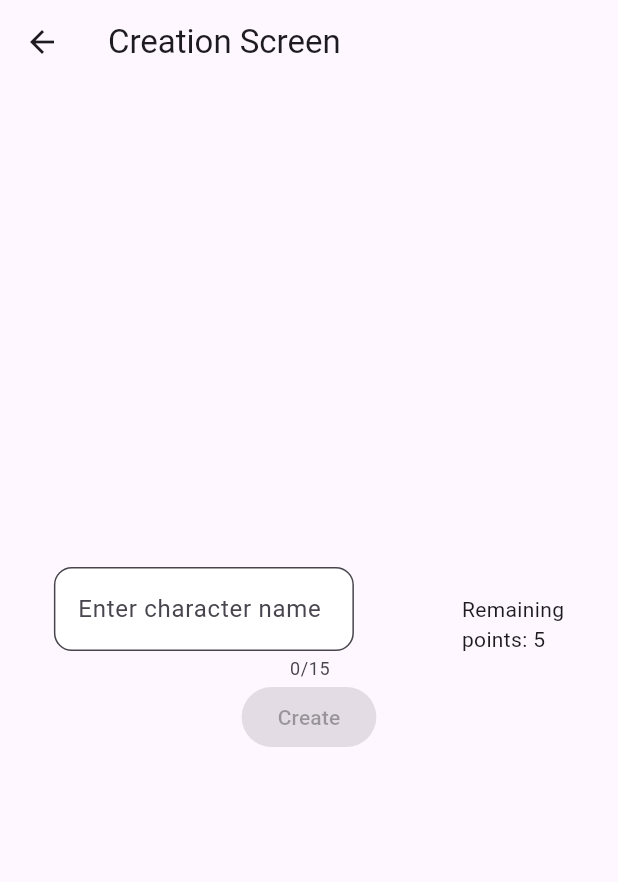
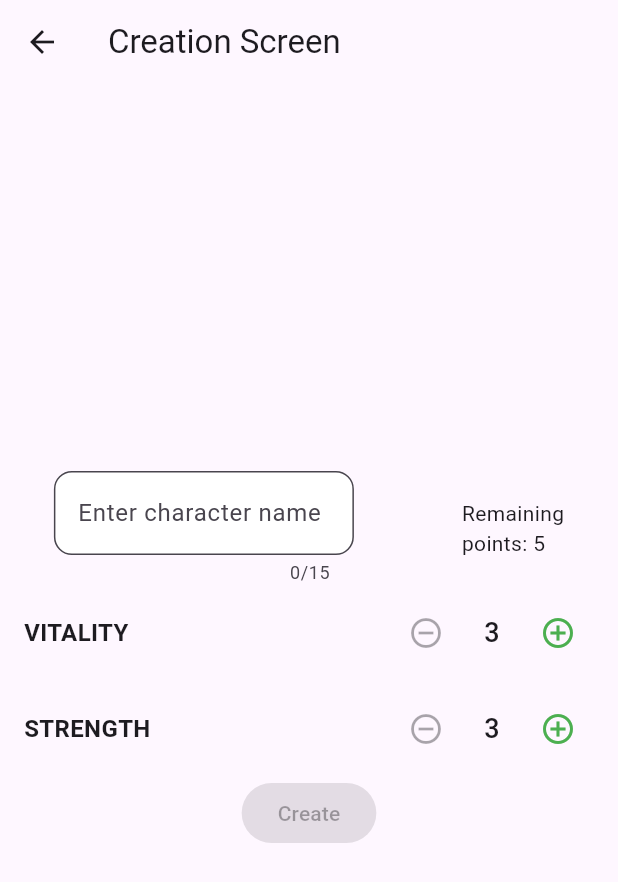
Before and after one commit to Vatalka/ArenaGame, a Flutter app: the CreationScreen screen opened by its route, on a phone screen of 412 x 824 dp. Shown: the top 882 px of the screen. Run offline on Flutter 3.47's test engine with Material 3 defaults, Android fonts, the phone set to English and light mode, and no system bars; our stand-ins replace firebase_auth, firebase_core, flutter_modular, flutter_riverpod, freezed_annotation, riverpod_annotation; accounts and stored records are empty; generated files the repository leaves out were written again.

Commit message:
Added StatSelectorRow.

```diff
--- a/lib/core/widgets/stat_selector_row.dart
+++ b/lib/core/widgets/stat_selector_row.dart
@@ -0,0 +1,58 @@
+import 'package:arena_game/core/theme/game_colors.dart';
+import 'package:flutter/material.dart';
+import 'package:flutter_riverpod/flutter_riverpod.dart';
+
+class StatSelectorRow extends ConsumerWidget {
+  final String label;
+  final int value;
+  final VoidCallback onIncrement;
+  final VoidCallback onDecrement;
+  final bool isIncrementEnabled;
+  final bool isDecrementEnabled;
+
+  const StatSelectorRow({
+    super.key,
+    required this.label,
+    required this.value,
+    required this.onIncrement,
+    required this.onDecrement,
+    this.isIncrementEnabled = true,
+    this.isDecrementEnabled = true,
+  });
+
+  @override
+  Widget build(BuildContext context, WidgetRef ref) {
+    return Padding(
+      padding: const EdgeInsets.symmetric(vertical: 8.0, horizontal: 16.0),
+      child: Row(
+        children: [
+          Expanded(
+            flex: 2,
+            child: Text(
+              label.toUpperCase(),
+              style: const TextStyle(fontWeight: FontWeight.bold, fontSize: 16),
+            ),
+          ),
+          IconButton(
+            onPressed: isDecrementEnabled ? onDecrement : null,
+            icon: const Icon(Icons.remove_circle_outline),
+            color: Theme.of(context).extension<GameColors>()!.healthLow,
+          ),
+          SizedBox(
+            width: 40,
+            child: Text(
+              '$value',
+              textAlign: TextAlign.center,
+              style: const TextStyle(fontSize: 18, fontWeight: FontWeight.w500),
+            ),
+          ),
+          IconButton(
+            onPressed: isIncrementEnabled ? onIncrement : null,
+            icon: const Icon(Icons.add_circle_outline),
+            color: Theme.of(context).extension<GameColors>()!.healthHigh,
+          ),
+        ],
+      ),
+    );
+  }
+}
--- a/lib/features/character/creation/presentation/creation_screen.dart
+++ b/lib/features/character/creation/presentation/creation_screen.dart
@@ -1,3 +1,4 @@
+import 'package:arena_game/core/widgets/stat_selector_row.dart';
 import 'package:arena_game/features/character/creation/presentation/controller/creation_notifier.dart';
 import 'package:flutter/material.dart';
 import 'package:flutter_modular/flutter_modular.dart';
@@ -41,8 +42,36 @@ class CreationScreen extends ConsumerWidget {
                 Text('Remaining\npoints: ${state.remainingPoints}'),
               ],
             ),
-            // StatSelectorRow('vitality'),
-            // StatSelectorRow('strength'),
+            Tooltip(
+              message: '1 VIT = 5 hit point',
+              child: StatSelectorRow(
+                label: 'Vitality',
+                value: state.vitality,
+                isIncrementEnabled: state.remainingPoints > 0,
+                isDecrementEnabled: state.vitality > 3,
+                onIncrement: () => ref
+                    .read(creationProvider.notifier)
+                    .incrementStat('vitality'),
+                onDecrement: () => ref
+                    .read(creationProvider.notifier)
+                    .decrementStat('vitality'),
+              ),
+            ),
+            Tooltip(
+              message: '1 STR = 2 damage',
+              child: StatSelectorRow(
+                label: 'Strength',
+                value: state.strength,
+                isIncrementEnabled: state.remainingPoints > 0,
+                isDecrementEnabled: state.strength > 3,
+                onIncrement: () => ref
+                    .read(creationProvider.notifier)
+                    .incrementStat('strength'),
+                onDecrement: () => ref
+                    .read(creationProvider.notifier)
+                    .decrementStat('strength'),
+              ),
+            ),
             ElevatedButton(
               onPressed: state.isValid
                   ? () => Modular.to.navigate('game')
```
